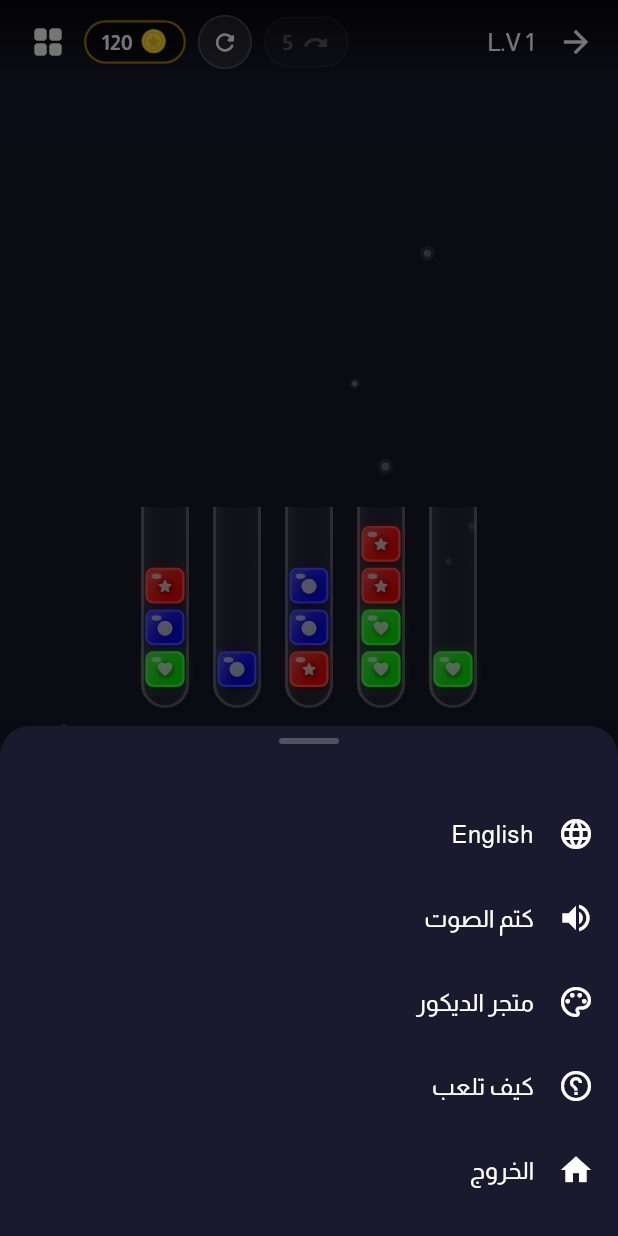
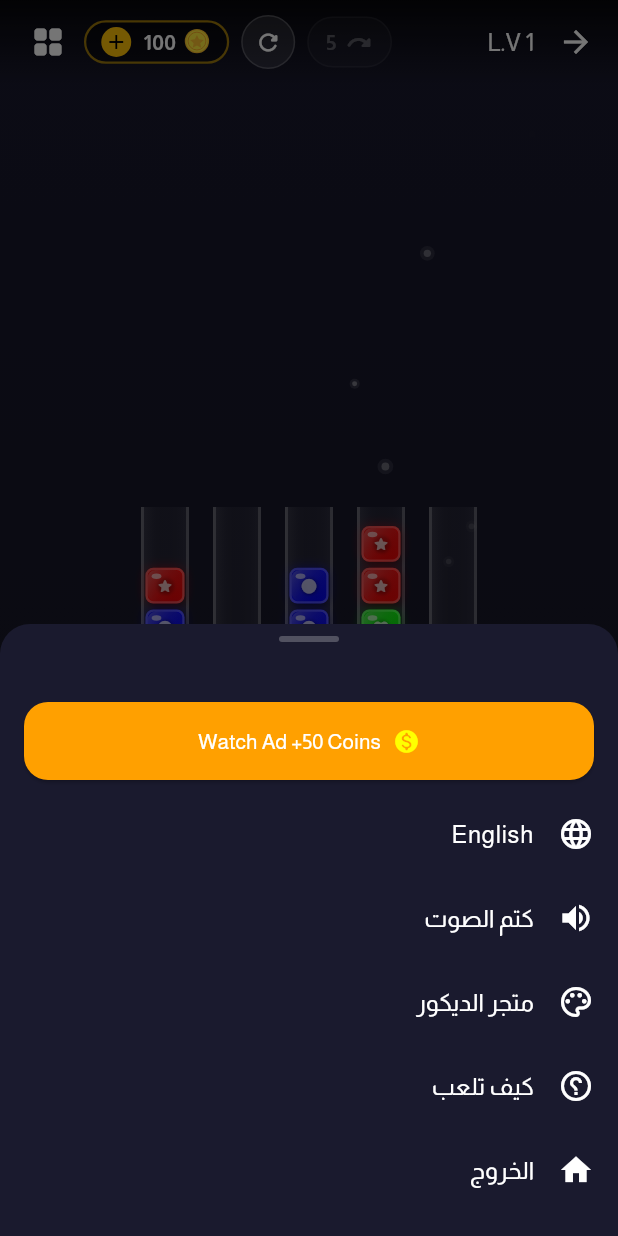
Before and after one commit to momahmoud/Dream-Sort, a Flutter app: the GamePage screen opened directly, after a tap on the "grid view" icon, on a phone screen of 412 x 824 dp. Run offline on Flutter 3.47's test engine with Material 3 defaults, Android fonts, the phone set to English and light mode, and no system bars; our stand-ins replace audioplayers, equatable, firebase_core, firebase_database, flutter_bloc, flutter_dotenv and 6 more; accounts and stored records are empty; network calls fail; project files that could hold a hidden picture were left out.

Commit message:
fix bugs

```diff
--- a/lib/core/services/ads_service.dart
+++ b/lib/core/services/ads_service.dart
@@ -11,7 +11,7 @@ class AdsService {
   static bool _isRewardedLoading = false;
 
   static bool _isInitialized = false;
-  static const bool _adsEnabled = false; // Ads disabled for now
+  static const bool _adsEnabled = true; // Ads disabled for now
 
   static bool get isEnabled => _adsEnabled;
 
--- a/lib/features/game/repo/game_repository.dart
+++ b/lib/features/game/repo/game_repository.dart
@@ -27,7 +27,7 @@ class GameRepository {
   }
 
   int getCoins() {
-    return _box?.get(coinsKey, defaultValue: 120) ?? 120;
+    return _box?.get(coinsKey, defaultValue: 100) ?? 100;
   }
 
   Future<void> addCoins(int amount) async {
--- a/lib/features/game/view/home_page.dart
+++ b/lib/features/game/view/home_page.dart
@@ -448,7 +448,7 @@ class _HomePageState extends State<HomePage> with TickerProviderStateMixin {
           color: color,
           boxShadow: [
             BoxShadow(
-              color: color.withValues(alpha: color.opacity * 2),
+              color: color.withValues(alpha: color.a * 2),
               blurRadius: size / 2,
               spreadRadius: size / 4,
             ),
--- a/lib/features/game/widgets/dialogs/topup_dialog.dart
+++ b/lib/features/game/widgets/dialogs/topup_dialog.dart
@@ -16,7 +16,7 @@ class TopupDialog extends StatelessWidget {
       description: l10n.earnFreeCoins,
       icon: SvgPicture.asset('assets/images/coin.svg', width: 48, height: 48),
       borderColor: Colors.amber,
-      actionLabel: 'Watch Video',
+      actionLabel: l10n.watchAdPlus50Coins,
       actionIconData: Icons.play_circle_filled_rounded,
       actionGradientColors: const [Color(0xFFFFC107), Color(0xFFFF9800)],
       actionShadowColor: Colors.amber,
--- a/lib/features/game/widgets/tube_widget.dart
+++ b/lib/features/game/widgets/tube_widget.dart
@@ -185,8 +185,8 @@ class TubeWidgetState extends State<TubeWidget> with TickerProviderStateMixin {
                           ),
                           boxShadow: [
                             BoxShadow(
-                              color: Colors.amber.withOpacity(
-                                _glowAnimation.value,
+                              color: Colors.amber.withValues(
+                                alpha: _glowAnimation.value,
                               ),
                               blurRadius: 15,
                               spreadRadius: 2,
--- a/lib/l10n/app_ar.arb
+++ b/lib/l10n/app_ar.arb
@@ -74,6 +74,7 @@
   "shuffleDesc": "أعد ترتيب الكرات للعثور على حركات جديدة!\n(الأنابيب المكتملة تظل آمنة)",
   "shuffleAction": "إعادة الترتيب (-20",
   "watchVideo": "شاهد الفيديو",
+  "watchAdPlus50Coins": "شاهد إعلان +50 عملة",
   "earnFreeCoins": "شاهد فيديو قصير لتربح فوراً\n+50 عملة مجانية!",
   "noThanks": "لا، شكراً",
   "needMoreCoins": "هل تحتاج لعملات أكثر؟",
--- a/lib/l10n/app_en.arb
+++ b/lib/l10n/app_en.arb
@@ -129,6 +129,7 @@
   "shuffleDesc": "Rearrange balls to find new moves!\n(Completed tubes stay safe)",
   "shuffleAction": "Shuffle (-20",
   "watchVideo": "Watch Video",
+  "watchAdPlus50Coins": "Watch Ad +50 Coins",
   "earnFreeCoins": "Watch a short video to instantly earn\n+50 Free Coins!",
   "noThanks": "No, thanks",
   "needMoreCoins": "Need More Coins?",
--- a/lib/l10n/app_localizations.dart
+++ b/lib/l10n/app_localizations.dart
@@ -548,6 +548,12 @@ abstract class AppLocalizations {
   /// **'Watch Video'**
   String get watchVideo;
 
+  /// No description provided for @watchAdPlus50Coins.
+  ///
+  /// In en, this message translates to:
+  /// **'Watch Ad +50 Coins'**
+  String get watchAdPlus50Coins;
+
   /// No description provided for @earnFreeCoins.
   ///
   /// In en, this message translates to:
--- a/lib/l10n/app_localizations_ar.dart
+++ b/lib/l10n/app_localizations_ar.dart
@@ -250,6 +250,9 @@ class AppLocalizationsAr extends AppLocalizations {
   String get watchVideo => 'شاهد الفيديو';
 
   @override
+  String get watchAdPlus50Coins => 'شاهد إعلان +50 عملة';
+
+  @override
   String get earnFreeCoins => 'شاهد فيديو قصير لتربح فوراً\n+50 عملة مجانية!';
 
   @override
--- a/lib/l10n/app_localizations_en.dart
+++ b/lib/l10n/app_localizations_en.dart
@@ -251,6 +251,9 @@ class AppLocalizationsEn extends AppLocalizations {
   String get watchVideo => 'Watch Video';
 
   @override
+  String get watchAdPlus50Coins => 'Watch Ad +50 Coins';
+
+  @override
   String get earnFreeCoins =>
       'Watch a short video to instantly earn\n+50 Free Coins!';
 
--- a/pubspec.yaml
+++ b/pubspec.yaml
@@ -16,7 +16,7 @@ publish_to: "none" # Remove this line if you wish to publish to pub.dev
 # https://developer.apple.com/library/archive/documentation/General/Reference/InfoPlistKeyReference/Articles/CoreFoundationKeys.html
 # In Windows, build-name is used as the major, minor, and patch parts
 # of the product and file versions while build-number is used as the build suffix.
-version: 1.0.4+4
+version: 1.0.5+5
 
 environment:
   sdk: ^3.9.2
```
Also changed, not shown: lib/features/multiplayer/repository/firebase_multiplayer_repository.dart (+9 -7 lines), 6 other files.
